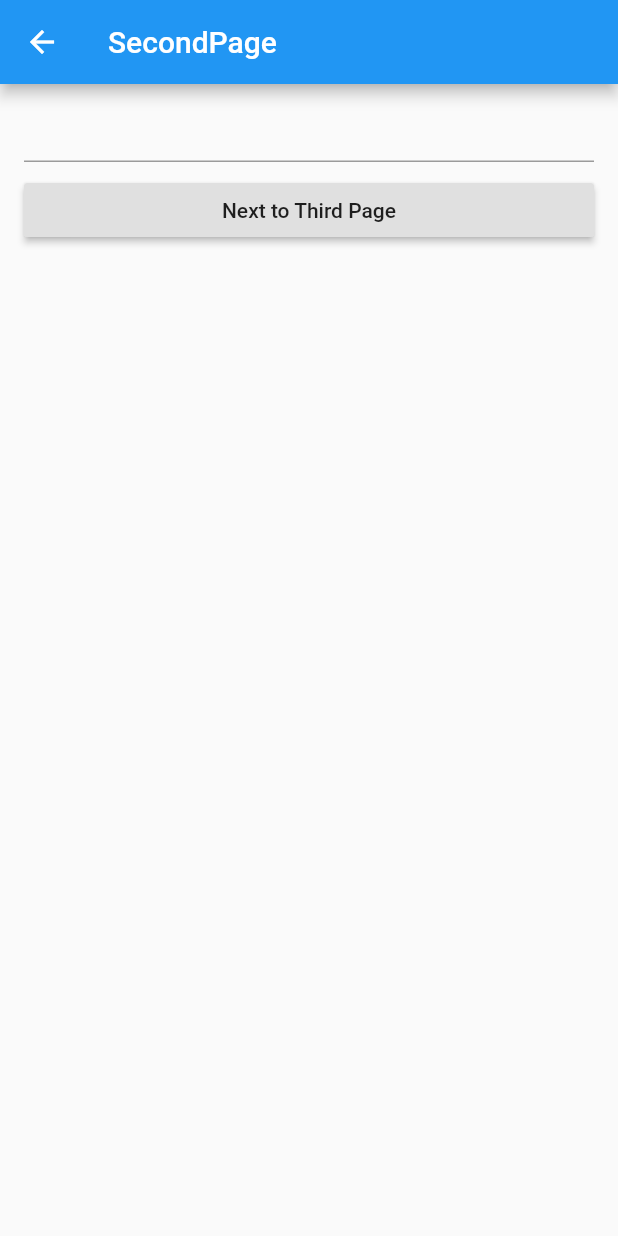
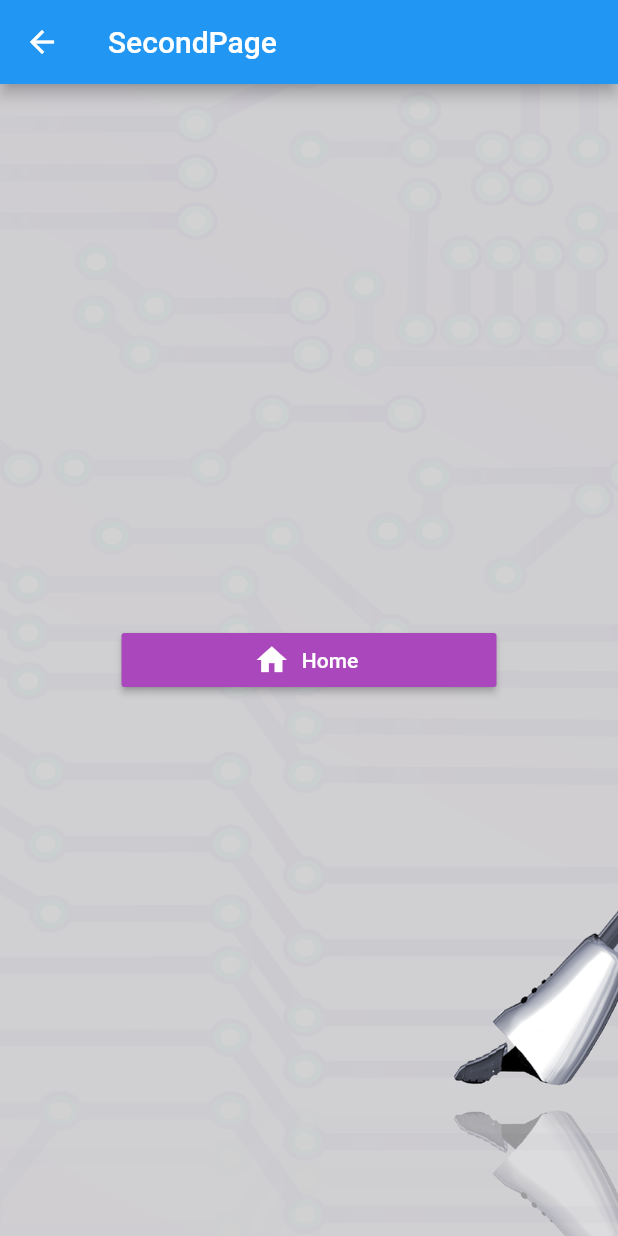
Before and after one commit to SupawadeeMakon/Lab1_UI, a Flutter app: the screen it shows after launch, after a tap on "Login", on a phone screen of 412 x 824 dp. Run offline on Flutter 3.47's test engine with Material 2 defaults, Android fonts, the phone set to English and light mode, and no system bars.

Commit message:
befor midthem

```diff
--- a/lib/screens/home.dart
+++ b/lib/screens/home.dart
@@ -1,5 +1,6 @@
 import 'package:flutter/material.dart';
 import 'package:lab1/screens/secondPage.dart';
+import 'package:lab1/screens/thirdPage.dart';
 import 'package:lab1/utility/mystyle.dart';
 
 class Home extends StatefulWidget {
@@ -92,14 +93,18 @@ class _HomeState extends State<Home> {
       child: RaisedButton.icon(
         color: MyStyle().textColor,
         icon: Icon(
-          Icons.invert_colors,
+          Icons.receipt,
           color: Colors.white,
         ),
         label: Text(
           'Registor',
           style: TextStyle(color: Colors.white),
         ),
-        onPressed: () {},
+        onPressed: () {
+          var rount = MaterialPageRoute(
+              builder: (BuildContext context) => ThirdPage());
+          Navigator.of(context).push(rount);
+        },
       ),
     );
   }
--- a/lib/screens/secondPage.dart
+++ b/lib/screens/secondPage.dart
@@ -1,5 +1,7 @@
 import 'package:flutter/material.dart';
+import 'package:lab1/screens/home.dart';
 import 'package:lab1/screens/thirdPage.dart';
+import 'package:lab1/utility/mystyle.dart';
 
 class SecondPage extends StatefulWidget {
   @override
@@ -10,39 +12,53 @@ class _SecondPageState extends State<SecondPage> {
   final String titleString = "SecondPage"; //ประกาศตัวแปร
   var textEditController = new TextEditingController();
 
+  Widget toHomePage() {
+    return Container(
+      width: 250.0,
+      child: RaisedButton.icon(
+        color: MyStyle().textColor,
+        icon: Icon(
+          Icons.home,
+          color: Colors.white,
+        ),
+        label: Text(
+          'Home',
+          style: TextStyle(color: Colors.white),
+        ),
+        onPressed: () {
+          var rount =
+              MaterialPageRoute(builder: (BuildContext context) => Home());
+          Navigator.of(context).push(rount);
+        },
+      ),
+    );
+  }
+
   @override
   Widget build(BuildContext context) {
-    Widget widget = new ListView(
-      children: <Widget>[
-        ListTile(
-          title: TextField(
-            controller: textEditController,
-          ),
-        ),
-        ListTile(
-          title: RaisedButton(
-            child: Text('Next to Third Page'),
-            onPressed: () {
-              var rount = MaterialPageRoute(
-                  builder: (BuildContext context) => ThirdPage(
-                        valueFromSecondPage: textEditController.text,
-                      ));
-              Navigator.of(context).push(rount);
-            },
-          ),
-        )
-      ],
-    );
+
     return Scaffold(
       appBar: AppBar(
         title: Text(titleString),
       ),
-      body: widget,
-      // body: Container(
-      //   child: Center(
-      //     child: Image.asset('images/wall.png'),
-      //   ),
-      // ),
+      body: SafeArea(
+        child: Container(
+          decoration: BoxDecoration(
+            image: DecorationImage(
+              image: AssetImage('images/wall.png'),
+              fit: BoxFit.cover,
+            ),
+          ),
+          child: Center(
+            child: Column(
+              mainAxisSize: MainAxisSize.min,
+              children: <Widget>[
+                toHomePage(),
+              ],
+            ),
+          ),
+        ),
+      ),
     );
   }
 }
```
Also changed, not shown: lib/screens/thirdPage.dart (+52 -3 lines).
